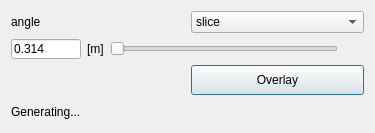
Qt form SciDataTool/GUI/WSliceOperator/WSliceOperator.ui (Eomys/SciDataTool) before a commit.
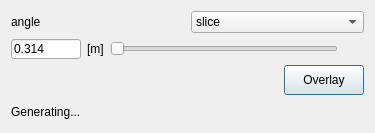
The same form after that commit. Custom widgets are drawn as their Qt base class.

```diff
--- a/SciDataTool/GUI/WSliceOperator/WSliceOperator.ui
+++ b/SciDataTool/GUI/WSliceOperator/WSliceOperator.ui
@@ -182,7 +182,7 @@
    <item row="2" column="1">
     <widget class="QPushButton" name="b_action">
      <property name="sizePolicy">
-      <sizepolicy hsizetype="Preferred" vsizetype="Fixed">
+      <sizepolicy hsizetype="Fixed" vsizetype="Fixed">
        <horstretch>0</horstretch>
        <verstretch>0</verstretch>
       </sizepolicy>
```
